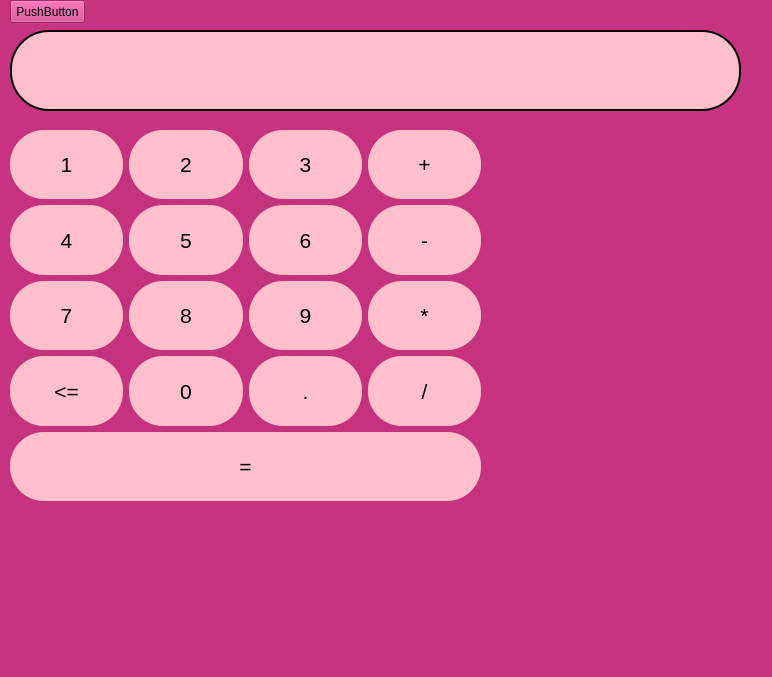
aesthetic-what/calculator, file calculator.ui: the form before one commit.
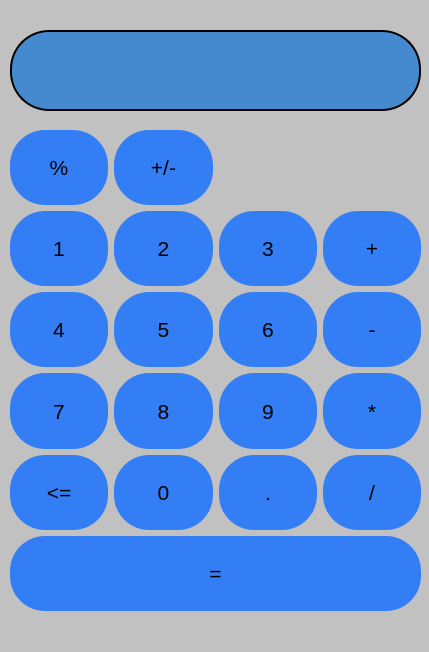
The form after the commit.

Diff of the .ui file:
```diff
--- a/calculator.ui
+++ b/calculator.ui
@@ -9,8 +9,8 @@
    <rect>
     <x>0</x>
     <y>0</y>
-    <width>772</width>
-    <height>677</height>
+    <width>429</width>
+    <height>652</height>
    </rect>
   </property>
   <property name="sizePolicy">
@@ -24,28 +24,28 @@
     <active>
      <colorrole role="Button">
       <brush brushstyle="SolidPattern">
-       <color alpha="206">
-        <red>197</red>
-        <green>51</green>
-        <blue>127</blue>
+       <color alpha="255">
+        <red>193</red>
+        <green>193</green>
+        <blue>193</blue>
        </color>
       </brush>
      </colorrole>
      <colorrole role="Base">
       <brush brushstyle="SolidPattern">
-       <color alpha="206">
-        <red>197</red>
-        <green>51</green>
-        <blue>127</blue>
+       <color alpha="255">
+        <red>193</red>
+        <green>193</green>
+        <blue>193</blue>
        </color>
       </brush>
      </colorrole>
      <colorrole role="Window">
       <brush brushstyle="SolidPattern">
-       <color alpha="206">
-        <red>197</red>
-        <green>51</green>
-        <blue>127</blue>
+       <color alpha="255">
+        <red>193</red>
+        <green>193</green>
+        <blue>193</blue>
        </color>
       </brush>
      </colorrole>
@@ -53,28 +53,28 @@
     <inactive>
      <colorrole role="Button">
       <brush brushstyle="SolidPattern">
-       <color alpha="206">
-        <red>197</red>
-        <green>51</green>
-        <blue>127</blue>
+       <color alpha="255">
+        <red>193</red>
+        <green>193</green>
+        <blue>193</blue>
        </color>
       </brush>
      </colorrole>
      <colorrole role="Base">
       <brush brushstyle="SolidPattern">
-       <color alpha="206">
-        <red>197</red>
-        <green>51</green>
-        <blue>127</blue>
+       <color alpha="255">
+        <red>193</red>
+        <green>193</green>
+        <blue>193</blue>
        </color>
       </brush>
      </colorrole>
      <colorrole role="Window">
       <brush brushstyle="SolidPattern">
-       <color alpha="206">
-        <red>197</red>
-        <green>51</green>
-        <blue>127</blue>
+       <color alpha="255">
+        <red>193</red>
+        <green>193</green>
+        <blue>193</blue>
        </color>
       </brush>
      </colorrole>
@@ -82,28 +82,28 @@
     <disabled>
      <colorrole role="Button">
       <brush brushstyle="SolidPattern">
-       <color alpha="206">
-        <red>197</red>
-        <green>51</green>
-        <blue>127</blue>
+       <color alpha="255">
+        <red>193</red>
+        <green>193</green>
+        <blue>193</blue>
        </color>
       </brush>
      </colorrole>
      <colorrole role="Base">
       <brush brushstyle="SolidPattern">
-       <color alpha="206">
-        <red>197</red>
-        <green>51</green>
-        <blue>127</blue>
+       <color alpha="255">
+        <red>193</red>
+        <green>193</green>
+        <blue>193</blue>
        </color>
       </brush>
      </colorrole>
      <colorrole role="Window">
       <brush brushstyle="SolidPattern">
-       <color alpha="206">
-        <red>197</red>
-        <green>51</green>
-        <blue>127</blue>
+       <color alpha="255">
+        <red>193</red>
+        <green>193</green>
+        <blue>193</blue>
        </color>
       </brush>
      </colorrole>
@@ -114,7 +114,7 @@
    <string>MainWindow</string>
   </property>
   <property name="styleSheet">
-   <string notr="true">background-color: rgba(197, 51, 127, 0.81)</string>
+   <string notr="true">background-color: rgb(193, 193, 193)</string>
   </property>
   <property name="animated">
    <bool>true</bool>
@@ -137,13 +137,16 @@
      <rect>
       <x>10</x>
       <y>130</y>
-      <width>471</width>
-      <height>371</height>
+      <width>411</width>
+      <height>481</height>
      </rect>
     </property>
     <layout class="QGridLayout" name="gridLayout">
-     <item row="1" column="1">
-      <widget class="QPushButton" name="act5">
+     <item row="1" column="0">
+      <widget class="QPushButton" name="act1">
+       <property name="enabled">
+        <bool>true</bool>
+       </property>
        <property name="sizePolicy">
         <sizepolicy hsizetype="Minimum" vsizetype="Expanding">
          <horstretch>0</horstretch>
@@ -157,10 +160,21 @@
         </font>
        </property>
        <property name="styleSheet">
-        <string notr="true">background-color: pink; border-radius: 34px</string>
+        <string notr="true">QPushButton:hover {
+	background-color: #666;
+}
+
+QPushButton:pressed  {
+	background-color: #333;
+}
+
+QPushButton {
+	background-color: #337ef5;
+	border-radius: 35px
+}</string>
        </property>
        <property name="text">
-        <string>5</string>
+        <string>1</string>
        </property>
        <property name="shortcut">
         <string>5</string>
@@ -170,8 +184,8 @@
        </property>
       </widget>
      </item>
-     <item row="2" column="1">
-      <widget class="QPushButton" name="act8">
+     <item row="3" column="0">
+      <widget class="QPushButton" name="act7">
        <property name="sizePolicy">
         <sizepolicy hsizetype="Minimum" vsizetype="Expanding">
          <horstretch>0</horstretch>
@@ -185,10 +199,21 @@
         </font>
        </property>
        <property name="styleSheet">
-        <string notr="true">background-color: pink; border-radius: 34px</string>
+        <string notr="true">QPushButton:hover {
+	background-color: #666;
+}
+
+QPushButton:pressed  {
+	background-color: #333;
+}
+
+QPushButton {
+	background-color: #337ef5;
+	border-radius: 35px
+}</string>
        </property>
        <property name="text">
-        <string>8</string>
+        <string>7</string>
        </property>
        <property name="shortcut">
         <string>8</string>
@@ -199,6 +224,120 @@
       </widget>
      </item>
      <item row="2" column="3">
+      <widget class="QPushButton" name="actminus">
+       <property name="sizePolicy">
+        <sizepolicy hsizetype="Minimum" vsizetype="Expanding">
+         <horstretch>0</horstretch>
+         <verstretch>0</verstretch>
+        </sizepolicy>
+       </property>
+       <property name="font">
+        <font>
+         <family>Segoe UI</family>
+         <pointsize>16</pointsize>
+        </font>
+       </property>
+       <property name="styleSheet">
+        <string notr="true">QPushButton:hover {
+	background-color: #666;
+}
+
+QPushButton:pressed  {
+	background-color: #333;
+}
+
+QPushButton {
+	background-color: #337ef5;
+	border-radius: 35px
+}</string>
+       </property>
+       <property name="text">
+        <string>-</string>
+       </property>
+       <property name="flat">
+        <bool>false</bool>
+       </property>
+      </widget>
+     </item>
+     <item row="3" column="2">
+      <widget class="QPushButton" name="act9">
+       <property name="sizePolicy">
+        <sizepolicy hsizetype="Minimum" vsizetype="Expanding">
+         <horstretch>0</horstretch>
+         <verstretch>0</verstretch>
+        </sizepolicy>
+       </property>
+       <property name="font">
+        <font>
+         <family>Segoe UI</family>
+         <pointsize>16</pointsize>
+        </font>
+       </property>
+       <property name="styleSheet">
+        <string notr="true">QPushButton:hover {
+	background-color: #666;
+}
+
+QPushButton:pressed  {
+	background-color: #333;
+}
+
+QPushButton {
+	background-color: #337ef5;
+	border-radius: 35px
+}</string>
+       </property>
+       <property name="text">
+        <string>9</string>
+       </property>
+       <property name="shortcut">
+        <string>9</string>
+       </property>
+       <property name="flat">
+        <bool>false</bool>
+       </property>
+      </widget>
+     </item>
+     <item row="5" column="0" colspan="4">
+      <widget class="QPushButton" name="acteqal">
+       <property name="sizePolicy">
+        <sizepolicy hsizetype="Minimum" vsizetype="Expanding">
+         <horstretch>0</horstretch>
+         <verstretch>0</verstretch>
+        </sizepolicy>
+       </property>
+       <property name="font">
+        <font>
+         <family>Segoe UI</family>
+         <pointsize>16</pointsize>
+        </font>
+       </property>
+       <property name="autoFillBackground">
+        <bool>false</bool>
+       </property>
+       <property name="styleSheet">
+        <string notr="true">QPushButton:hover {
+	background-color: #666;
+}
+
+QPushButton:pressed  {
+	background-color: #333;
+}
+
+QPushButton {
+	background-color: #337ef5;
+	border-radius: 35px
+}</string>
+       </property>
+       <property name="text">
+        <string>=</string>
+       </property>
+       <property name="flat">
+        <bool>false</bool>
+       </property>
+      </widget>
+     </item>
+     <item row="3" column="3">
       <widget class="QPushButton" name="actmul">
        <property name="sizePolicy">
         <sizepolicy hsizetype="Minimum" vsizetype="Expanding">
@@ -213,7 +352,18 @@
         </font>
        </property>
        <property name="styleSheet">
-        <string notr="true">background-color: pink; border-radius: 34px</string>
+        <string notr="true">QPushButton:hover {
+	background-color: #666;
+}
+
+QPushButton:pressed  {
+	background-color: #333;
+}
+
+QPushButton {
+	background-color: #337ef5;
+	border-radius: 35px
+}</string>
        </property>
        <property name="text">
         <string>*</string>
@@ -223,7 +373,160 @@
        </property>
       </widget>
      </item>
-     <item row="3" column="0">
+     <item row="2" column="0">
+      <widget class="QPushButton" name="act4">
+       <property name="sizePolicy">
+        <sizepolicy hsizetype="Minimum" vsizetype="Expanding">
+         <horstretch>0</horstretch>
+         <verstretch>0</verstretch>
+        </sizepolicy>
+       </property>
+       <property name="font">
+        <font>
+         <family>Segoe UI</family>
+         <pointsize>16</pointsize>
+        </font>
+       </property>
+       <property name="styleSheet">
+        <string notr="true">QPushButton:hover {
+	background-color: #666;
+}
+
+QPushButton:pressed  {
+	background-color: #333;
+}
+
+QPushButton {
+	background-color: #337ef5;
+	border-radius: 35px
+}</string>
+       </property>
+       <property name="text">
+        <string>4</string>
+       </property>
+       <property name="shortcut">
+        <string>4</string>
+       </property>
+       <property name="flat">
+        <bool>false</bool>
+       </property>
+      </widget>
+     </item>
+     <item row="1" column="1">
+      <widget class="QPushButton" name="act2">
+       <property name="sizePolicy">
+        <sizepolicy hsizetype="Minimum" vsizetype="Expanding">
+         <horstretch>0</horstretch>
+         <verstretch>0</verstretch>
+        </sizepolicy>
+       </property>
+       <property name="font">
+        <font>
+         <family>Segoe UI</family>
+         <pointsize>16</pointsize>
+        </font>
+       </property>
+       <property name="styleSheet">
+        <string notr="true">QPushButton:hover {
+	background-color: #666;
+}
+
+QPushButton:pressed  {
+	background-color: #333;
+}
+
+QPushButton {
+	background-color: #337ef5;
+	border-radius: 35px
+}</string>
+       </property>
+       <property name="text">
+        <string>2</string>
+       </property>
+       <property name="shortcut">
+        <string>2</string>
+       </property>
+       <property name="flat">
+        <bool>false</bool>
+       </property>
+      </widget>
+     </item>
+     <item row="2" column="1">
+      <widget class="QPushButton" name="act5">
+       <property name="sizePolicy">
+        <sizepolicy hsizetype="Minimum" vsizetype="Expanding">
+         <horstretch>0</horstretch>
+         <verstretch>0</verstretch>
+        </sizepolicy>
+       </property>
+       <property name="font">
+        <font>
+         <family>Segoe UI</family>
+         <pointsize>16</pointsize>
+        </font>
+       </property>
+       <property name="styleSheet">
+        <string notr="true">QPushButton:hover {
+	background-color: #666;
+}
+
+QPushButton:pressed  {
+	background-color: #333;
+}
+
+QPushButton {
+	background-color: #337ef5;
+	border-radius: 35px
+}</string>
+       </property>
+       <property name="text">
+        <string>5</string>
+       </property>
+       <property name="shortcut">
+        <string>5</string>
+       </property>
+       <property name="flat">
+        <bool>false</bool>
+       </property>
+      </widget>
+     </item>
+     <item row="4" column="2">
+      <widget class="QPushButton" name="actpoint">
+       <property name="sizePolicy">
+        <sizepolicy hsizetype="Minimum" vsizetype="Expanding">
+         <horstretch>0</horstretch>
+         <verstretch>0</verstretch>
+        </sizepolicy>
+       </property>
+       <property name="font">
+        <font>
+         <family>Segoe UI</family>
+         <pointsize>16</pointsize>
+        </font>
+       </property>
+       <property name="styleSheet">
+        <string notr="true">QPushButton:hover {
+	background-color: #666;
+}
+
+QPushButton:pressed  {
+	background-color: #333;
+}
+
+QPushButton {
+	background-color: #337ef5;
+	border-radius: 35px
+}</string>
+       </property>
+       <property name="text">
+        <string>.</string>
+       </property>
+       <property name="flat">
+        <bool>false</bool>
+       </property>
+      </widget>
+     </item>
+     <item row="4" column="0">
       <widget class="QPushButton" name="actdel">
        <property name="sizePolicy">
         <sizepolicy hsizetype="Minimum" vsizetype="Expanding">
@@ -238,7 +541,18 @@
         </font>
        </property>
        <property name="styleSheet">
-        <string notr="true">background-color: pink; border-radius: 34px</string>
+        <string notr="true">QPushButton:hover {
+	background-color: #666;
+}
+
+QPushButton:pressed  {
+	background-color: #333;
+}
+
+QPushButton {
+	background-color: #337ef5;
+	border-radius: 35px
+}</string>
        </property>
        <property name="text">
         <string>&lt;=</string>
@@ -248,7 +562,7 @@
        </property>
       </widget>
      </item>
-     <item row="0" column="2">
+     <item row="1" column="2">
       <widget class="QPushButton" name="act3">
        <property name="sizePolicy">
         <sizepolicy hsizetype="Minimum" vsizetype="Expanding">
@@ -263,7 +577,18 @@
         </font>
        </property>
        <property name="styleSheet">
-        <string notr="true">background-color: pink; border-radius: 34px</string>
+        <string notr="true">QPushButton:hover {
+	background-color: #666;
+}
+
+QPushButton:pressed  {
+	background-color: #333;
+}
+
+QPushButton {
+	background-color: #337ef5;
+	border-radius: 35px
+}</string>
        </property>
        <property name="text">
         <string>3</string>
@@ -276,33 +601,8 @@
        </property>
       </widget>
      </item>
-     <item row="3" column="2">
-      <widget class="QPushButton" name="actpoint">
-       <property name="sizePolicy">
-        <sizepolicy hsizetype="Minimum" vsizetype="Expanding">
-         <horstretch>0</horstretch>
-         <verstretch>0</verstretch>
-        </sizepolicy>
-       </property>
-       <property name="font">
-        <font>
-         <family>Segoe UI</family>
-         <pointsize>16</pointsize>
-        </font>
-       </property>
-       <property name="styleSheet">
-        <string notr="true">background-color: pink; border-radius: 34px</string>
-       </property>
-       <property name="text">
-        <string>.</string>
-       </property>
-       <property name="flat">
-        <bool>false</bool>
-       </property>
-      </widget>
-     </item>
      <item row="2" column="2">
-      <widget class="QPushButton" name="act9">
+      <widget class="QPushButton" name="act6">
        <property name="sizePolicy">
         <sizepolicy hsizetype="Minimum" vsizetype="Expanding">
          <horstretch>0</horstretch>
@@ -316,10 +616,21 @@
         </font>
        </property>
        <property name="styleSheet">
-        <string notr="true">background-color: pink; border-radius: 34px</string>
+        <string notr="true">QPushButton:hover {
+	background-color: #666;
+}
+
+QPushButton:pressed  {
+	background-color: #333;
+}
+
+QPushButton {
+	background-color: #337ef5;
+	border-radius: 35px
+}</string>
        </property>
        <property name="text">
-        <string>9</string>
+        <string>6</string>
        </property>
        <property name="shortcut">
         <string>9</string>
@@ -329,8 +640,8 @@
        </property>
       </widget>
      </item>
-     <item row="4" column="0" colspan="4">
-      <widget class="QPushButton" name="acteqal">
+     <item row="3" column="1">
+      <widget class="QPushButton" name="act8">
        <property name="sizePolicy">
         <sizepolicy hsizetype="Minimum" vsizetype="Expanding">
          <horstretch>0</horstretch>
@@ -343,21 +654,29 @@
          <pointsize>16</pointsize>
         </font>
        </property>
-       <property name="autoFillBackground">
-        <bool>false</bool>
-       </property>
        <property name="styleSheet">
-        <string notr="true">background-color: pink; border-radius: 34px</string>
+        <string notr="true">QPushButton:hover {
+	background-color: #666;
+}
+
+QPushButton:pressed  {
+	background-color: #333;
+}
+
+QPushButton {
+	background-color: #337ef5;
+	border-radius: 35px
+}</string>
        </property>
        <property name="text">
-        <string>=</string>
+        <string>8</string>
        </property>
        <property name="flat">
         <bool>false</bool>
        </property>
       </widget>
      </item>
-     <item row="3" column="3">
+     <item row="4" column="3">
       <widget class="QPushButton" name="actdiv">
        <property name="sizePolicy">
         <sizepolicy hsizetype="Minimum" vsizetype="Expanding">
@@ -372,7 +691,18 @@
         </font>
        </property>
        <property name="styleSheet">
-        <string notr="true">background-color: pink; border-radius: 34px</string>
+        <string notr="true">QPushButton:hover {
+	background-color: #666;
+}
+
+QPushButton:pressed  {
+	background-color: #333;
+}
+
+QPushButton {
+	background-color: #337ef5;
+	border-radius: 35px
+}</string>
        </property>
        <property name="text">
         <string>/</string>
@@ -382,7 +712,7 @@
        </property>
       </widget>
      </item>
-     <item row="3" column="1">
+     <item row="4" column="1">
       <widget class="QPushButton" name="act0">
        <property name="sizePolicy">
         <sizepolicy hsizetype="Minimum" vsizetype="Expanding">
@@ -400,7 +730,18 @@
         <bool>false</bool>
        </property>
        <property name="styleSheet">
-        <string notr="true">background-color: pink; border-radius: 34px</string>
+        <string notr="true">QPushButton:hover {
+	background-color: #666;
+}
+
+QPushButton:pressed  {
+	background-color: #333;
+}
+
+QPushButton {
+	background-color: #337ef5;
+	border-radius: 35px
+}</string>
        </property>
        <property name="text">
         <string>0</string>
@@ -413,147 +754,7 @@
        </property>
       </widget>
      </item>
-     <item row="1" column="0">
-      <widget class="QPushButton" name="act4">
-       <property name="sizePolicy">
-        <sizepolicy hsizetype="Minimum" vsizetype="Expanding">
-         <horstretch>0</horstretch>
-         <verstretch>0</verstretch>
-        </sizepolicy>
-       </property>
-       <property name="font">
-        <font>
-         <family>Segoe UI</family>
-         <pointsize>16</pointsize>
-        </font>
-       </property>
-       <property name="styleSheet">
-        <string notr="true">background-color: pink; border-radius: 34px</string>
-       </property>
-       <property name="text">
-        <string>4</string>
-       </property>
-       <property name="shortcut">
-        <string>4</string>
-       </property>
-       <property name="flat">
-        <bool>false</bool>
-       </property>
-      </widget>
-     </item>
      <item row="1" column="3">
-      <widget class="QPushButton" name="actminus">
-       <property name="sizePolicy">
-        <sizepolicy hsizetype="Minimum" vsizetype="Expanding">
-         <horstretch>0</horstretch>
-         <verstretch>0</verstretch>
-        </sizepolicy>
-       </property>
-       <property name="font">
-        <font>
-         <family>Segoe UI</family>
-         <pointsize>16</pointsize>
-        </font>
-       </property>
-       <property name="styleSheet">
-        <string notr="true">background-color: pink; border-radius: 34px</string>
-       </property>
-       <property name="text">
-        <string>-</string>
-       </property>
-       <property name="flat">
-        <bool>false</bool>
-       </property>
-      </widget>
-     </item>
-     <item row="0" column="0">
-      <widget class="QPushButton" name="act1">
-       <property name="enabled">
-        <bool>true</bool>
-       </property>
-       <property name="sizePolicy">
-        <sizepolicy hsizetype="Minimum" vsizetype="Expanding">
-         <horstretch>0</horstretch>
-         <verstretch>0</verstretch>
-        </sizepolicy>
-       </property>
-       <property name="font">
-        <font>
-         <family>Segoe UI</family>
-         <pointsize>16</pointsize>
-        </font>
-       </property>
-       <property name="styleSheet">
-        <string notr="true">background-color: pink; border-radius: 34px</string>
-       </property>
-       <property name="text">
-        <string>1</string>
-       </property>
-       <property name="shortcut">
-        <string>1</string>
-       </property>
-       <property name="flat">
-        <bool>false</bool>
-       </property>
-      </widget>
-     </item>
-     <item row="0" column="1">
-      <widget class="QPushButton" name="act2">
-       <property name="sizePolicy">
-        <sizepolicy hsizetype="Minimum" vsizetype="Expanding">
-         <horstretch>0</horstretch>
-         <verstretch>0</verstretch>
-        </sizepolicy>
-       </property>
-       <property name="font">
-        <font>
-         <family>Segoe UI</family>
-         <pointsize>16</pointsize>
-        </font>
-       </property>
-       <property name="styleSheet">
-        <string notr="true">background-color: pink; border-radius: 34px</string>
-       </property>
-       <property name="text">
-        <string>2</string>
-       </property>
-       <property name="shortcut">
-        <string>2</string>
-       </property>
-       <property name="flat">
-        <bool>false</bool>
-       </property>
-      </widget>
-     </item>
-     <item row="1" column="2">
-      <widget class="QPushButton" name="act6">
-       <property name="sizePolicy">
-        <sizepolicy hsizetype="Minimum" vsizetype="Expanding">
-         <horstretch>0</horstretch>
-         <verstretch>0</verstretch>
-        </sizepolicy>
-       </property>
-       <property name="font">
-        <font>
-         <family>Segoe UI</family>
-         <pointsize>16</pointsize>
-        </font>
-       </property>
-       <property name="styleSheet">
-        <string notr="true">background-color: pink; border-radius: 34px</string>
-       </property>
-       <property name="text">
-        <string>6</string>
-       </property>
-       <property name="shortcut">
-        <string>6</string>
-       </property>
-       <property name="flat">
-        <bool>false</bool>
-       </property>
-      </widget>
-     </item>
-     <item row="0" column="3">
       <widget class="QPushButton" name="actplus">
        <property name="sizePolicy">
         <sizepolicy hsizetype="Minimum" vsizetype="Expanding">
@@ -568,7 +769,18 @@
         </font>
        </property>
        <property name="styleSheet">
-        <string notr="true">background-color: pink; border-radius: 34px</string>
+        <string notr="true">QPushButton:hover {
+	background-color: #666;
+}
+
+QPushButton:pressed  {
+	background-color: #333;
+}
+
+QPushButton {
+	background-color: #337ef5;
+	border-radius: 35px
+}</string>
        </property>
        <property name="text">
         <string>+</string>
@@ -578,8 +790,8 @@
        </property>
       </widget>
      </item>
-     <item row="2" column="0">
-      <widget class="QPushButton" name="act7">
+     <item row="0" column="0">
+      <widget class="QPushButton" name="proc">
        <property name="sizePolicy">
         <sizepolicy hsizetype="Minimum" vsizetype="Expanding">
          <horstretch>0</horstretch>
@@ -593,16 +805,54 @@
         </font>
        </property>
        <property name="styleSheet">
-        <string notr="true">background-color: pink; border-radius: 34px</string>
+        <string notr="true">QPushButton:hover {
+	background-color: #666;
+}
+
+QPushButton:pressed  {
+	background-color: #333;
+}
+
+QPushButton {
+	background-color: #337ef5;
+	border-radius: 35px
+}</string>
        </property>
        <property name="text">
-        <string>7</string>
+        <string>%</string>
        </property>
-       <property name="shortcut">
-        <string>7</string>
+      </widget>
+     </item>
+     <item row="0" column="1">
+      <widget class="QPushButton" name="pl_min">
+       <property name="sizePolicy">
+        <sizepolicy hsizetype="Minimum" vsizetype="Expanding">
+         <horstretch>0</horstretch>
+         <verstretch>0</verstretch>
+        </sizepolicy>
        </property>
-       <property name="flat">
-        <bool>false</bool>
+       <property name="font">
+        <font>
+         <family>Segoe UI</family>
+         <pointsize>16</pointsize>
+        </font>
+       </property>
+       <property name="styleSheet">
+        <string notr="true">QPushButton:hover {
+	background-color: #666;
+}
+
+QPushButton:pressed  {
+	background-color: #333;
+}
+
+QPushButton {
+	background-color: #337ef5;
+	border-radius: 35px
+}</string>
+       </property>
+       <property name="text">
+        <string>+/-</string>
        </property>
       </widget>
      </item>
@@ -613,7 +863,7 @@
      <rect>
       <x>10</x>
       <y>30</y>
-      <width>731</width>
+      <width>411</width>
       <height>81</height>
      </rect>
     </property>
@@ -627,7 +877,7 @@
      <enum>Qt::LeftToRight</enum>
     </property>
     <property name="styleSheet">
-     <string notr="true">background-color: pink; border-radius: 39; border: 2 solid</string>
+     <string notr="true">background-color: rgb(69, 138, 207); border-radius: 39; border: 2 solid</string>
     </property>
     <property name="text">
      <string/>
@@ -636,22 +886,6 @@
      <cstring></cstring>
     </property>
    </widget>
-   <widget class="QPushButton" name="hamster">
-    <property name="geometry">
-     <rect>
-      <x>10</x>
-      <y>0</y>
-      <width>75</width>
-      <height>23</height>
-     </rect>
-    </property>
-    <property name="text">
-     <string>PushButton</string>
-    </property>
-    <property name="flat">
-     <bool>false</bool>
-    </property>
-   </widget>
   </widget>
   <widget class="QMenuBar" name="menubar">
    <property name="geometry">
```
Left out of the diff: 11 changed lines with no effect on the pictures.
